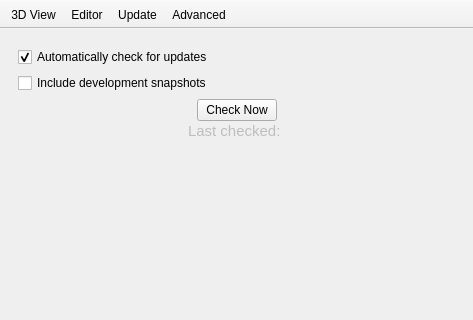
Old version of the form src/Preferences.ui in the repository openscad/openscad.
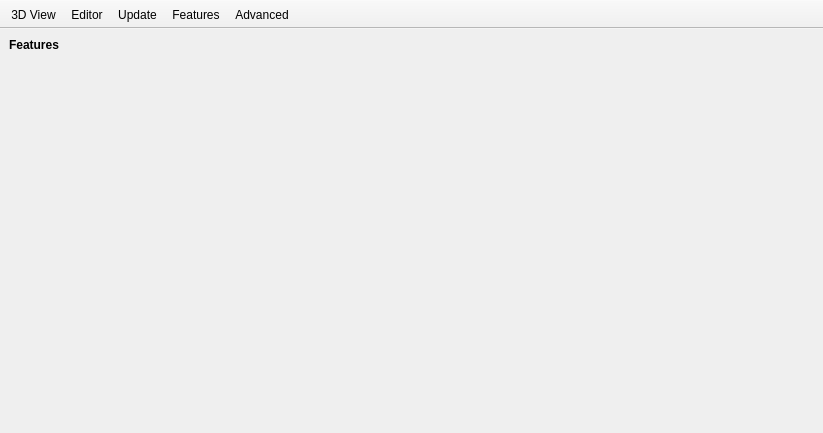
New version of the form. Icons and pictures are not drawn.

Commit message: Add GUI Settings page to enable/disable features.

What changed in the file:
```diff
--- a/src/Preferences.ui
+++ b/src/Preferences.ui
@@ -6,8 +6,8 @@
    <rect>
     <x>0</x>
     <y>0</y>
-    <width>473</width>
-    <height>320</height>
+    <width>823</width>
+    <height>433</height>
    </rect>
   </property>
   <property name="sizePolicy">
@@ -27,7 +27,7 @@
     <item>
      <widget class="QStackedWidget" name="stackedWidget">
       <property name="currentIndex">
-       <number>2</number>
+       <number>3</number>
       </property>
       <widget class="QWidget" name="page3DView">
        <layout class="QVBoxLayout" name="verticalLayout_4">
@@ -323,6 +323,78 @@
         </item>
        </layout>
       </widget>
+      <widget class="QWidget" name="pageFeatures">
+       <layout class="QGridLayout" name="gridLayout_2">
+        <property name="margin">
+         <number>0</number>
+        </property>
+        <item row="0" column="0">
+         <layout class="QVBoxLayout" name="verticalLayout_9">
+          <item>
+           <widget class="QLabel" name="label_9">
+            <property name="font">
+             <font>
+              <weight>75</weight>
+              <bold>true</bold>
+             </font>
+            </property>
+            <property name="text">
+             <string>Features</string>
+            </property>
+           </widget>
+          </item>
+          <item>
+           <widget class="QScrollArea" name="scrollArea">
+            <property name="frameShape">
+             <enum>QFrame::NoFrame</enum>
+            </property>
+            <property name="frameShadow">
+             <enum>QFrame::Plain</enum>
+            </property>
+            <property name="horizontalScrollBarPolicy">
+             <enum>Qt::ScrollBarAlwaysOff</enum>
+            </property>
+            <property name="widgetResizable">
+             <bool>true</bool>
+            </property>
+            <widget class="QWidget" name="scrollAreaWidgetContents">
+             <property name="geometry">
+              <rect>
+               <x>0</x>
+               <y>0</y>
+               <width>803</width>
+               <height>311</height>
+              </rect>
+             </property>
+             <layout class="QVBoxLayout" name="verticalLayout_10">
+              <item>
+               <layout class="QGridLayout" name="gridLayoutExperimentalFeatures" rowminimumheight="0">
+                <property name="spacing">
+                 <number>8</number>
+                </property>
+               </layout>
+              </item>
+              <item>
+               <spacer name="verticalSpacer_3">
+                <property name="orientation">
+                 <enum>Qt::Vertical</enum>
+                </property>
+                <property name="sizeHint" stdset="0">
+                 <size>
+                  <width>20</width>
+                  <height>282</height>
+                 </size>
+                </property>
+               </spacer>
+              </item>
+             </layout>
+            </widget>
+           </widget>
+          </item>
+         </layout>
+        </item>
+       </layout>
+      </widget>
       <widget class="QWidget" name="pageAdvanced">
        <layout class="QVBoxLayout" name="verticalLayout_3">
         <item>
@@ -465,6 +537,7 @@
    <addaction name="prefsAction3DView"/>
    <addaction name="prefsActionEditor"/>
    <addaction name="prefsActionUpdate"/>
+   <addaction name="prefsActionFeatures"/>
    <addaction name="prefsActionAdvanced"/>
   </widget>
   <action name="prefsAction3DView">
@@ -515,6 +588,21 @@
     <string>Update</string>
    </property>
   </action>
+  <action name="prefsActionFeatures">
+   <property name="checkable">
+    <bool>true</bool>
+   </property>
+   <property name="icon">
+    <iconset resource="../openscad.qrc">
+     <normaloff>:/icons/prefsFeatures.png</normaloff>:/icons/prefsFeatures.png</iconset>
+   </property>
+   <property name="text">
+    <string>Features</string>
+   </property>
+   <property name="toolTip">
+    <string>Enable/Disable experimental features</string>
+   </property>
+  </action>
  </widget>
  <resources>
   <include location="../openscad.qrc"/>
```
Left out of the diff: 2 changed lines with no effect on the pictures. The commit also changes 7 other files.
